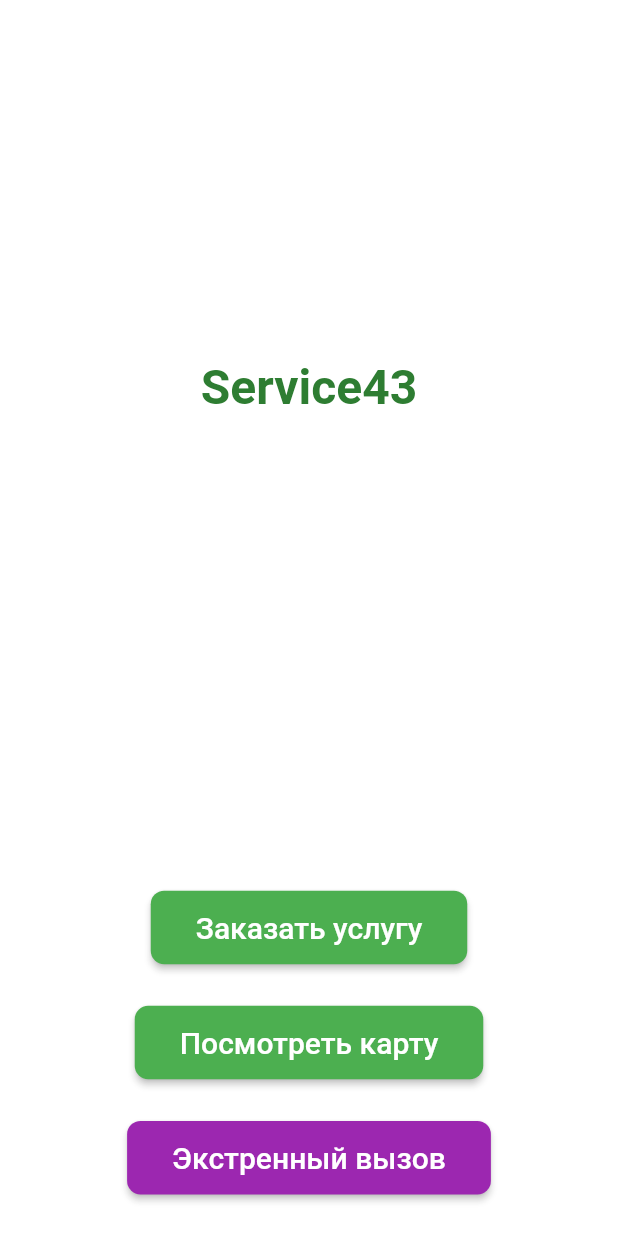
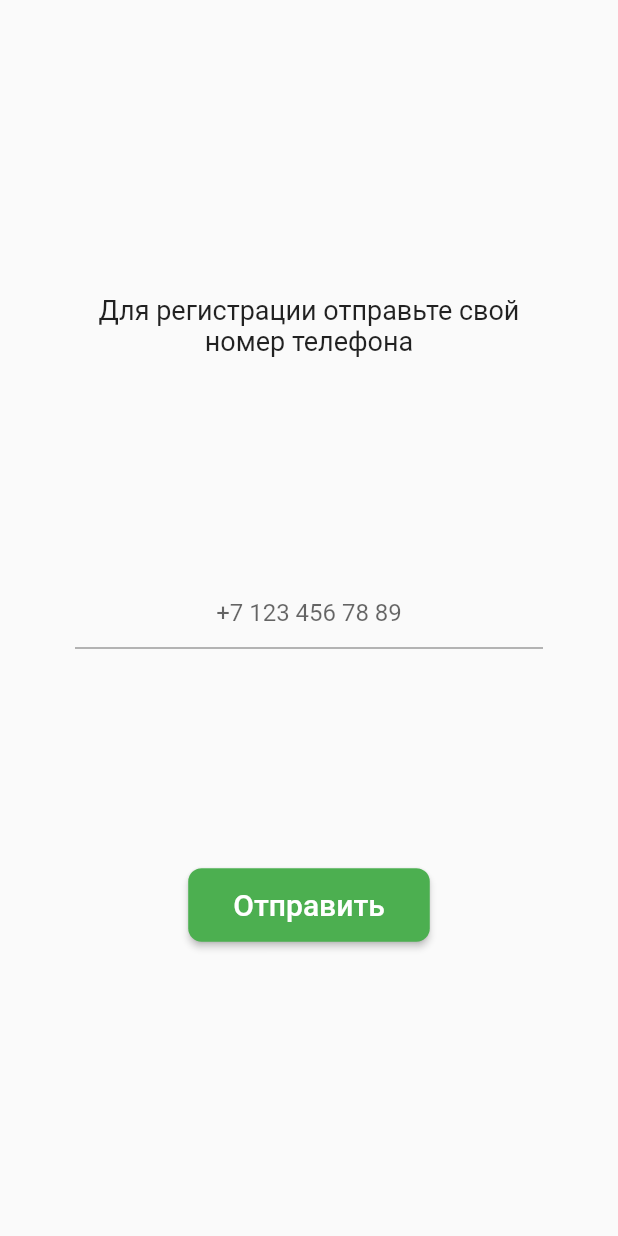
Before and after one commit to Vladislav2397/service43, a Flutter app: the screen it shows after launch, on a phone screen of 412 x 824 dp. Run offline on Flutter 3.47's test engine with Material 2 defaults, Android fonts, the phone set to English and light mode, and no system bars; our stand-ins replace flutter_map, latlong.

Commit message:
Create login screen and configure this. Build flutter apk

```diff
--- a/lib/main.dart
+++ b/lib/main.dart
@@ -1,4 +1,5 @@
 import 'package:flutter/material.dart';
+import 'package:service43/screens/login_screen.dart';
 import 'screens/sos_screen.dart';
 import 'screens/home_screen.dart';
 import 'screens/order_screen.dart';
@@ -17,8 +18,9 @@ class MyApp extends StatelessWidget {
   Widget build(BuildContext context) {
     return MaterialApp(
       title: 'Flutter Demo',
-      initialRoute: '/',
+      initialRoute: '/login',
       routes: {
+				'/login': (_) => LoginScreen(),
         '/': (_) => HomeScreen(),
         '/order': (_) => OrderScreen(),
         '/map': (_) => MapScreen(),
--- /dev/null
+++ b/lib/screens/components/my_phone_form_field.dart
@@ -0,0 +1,15 @@
+import 'package:flutter/material.dart';
+
+class MyPhoneFormField extends StatelessWidget {
+  final String hintText;
+
+  MyPhoneFormField(this.hintText);
+
+  @override
+  Widget build(BuildContext context) {
+    return TextFormField(
+      decoration: InputDecoration(hintText: this.hintText),
+			textAlign: TextAlign.center,
+    );
+  }
+}
--- /dev/null
+++ b/lib/screens/login_screen.dart
@@ -0,0 +1,38 @@
+import 'package:flutter/material.dart';
+import 'package:service43/screens/components/my_button.dart';
+import 'package:service43/screens/components/my_phone_form_field.dart';
+
+class LoginScreen extends StatelessWidget {
+  @override
+  Widget build(BuildContext context) {
+    return Scaffold(
+      body: Center(
+        child: Form(
+          child: Padding(
+            padding: const EdgeInsets.all(50),
+            child: Column(
+              mainAxisAlignment: MainAxisAlignment.spaceEvenly,
+              children: [
+                Text(
+                  "Для регистрации отправьте свой номер телефона",
+                  style: TextStyle(
+                    fontSize: 18,
+                  ),
+                  textAlign: TextAlign.center,
+                ),
+								MyPhoneFormField('+7 123 456 78 89'),
+                MyButton(
+                  btnText: "Отправить",
+                  btnTheme: MyButtonTheme.primary,
+                  btnPressFunc: () {
+                    Navigator.pushNamed(context, '/');
+                  },
+                ),
+              ],
+            ),
+          ),
+        ),
+      ),
+    );
+  }
+}
```
Also changed, not shown: lib/screens/sos_screen.dart (+15 -10 lines).
